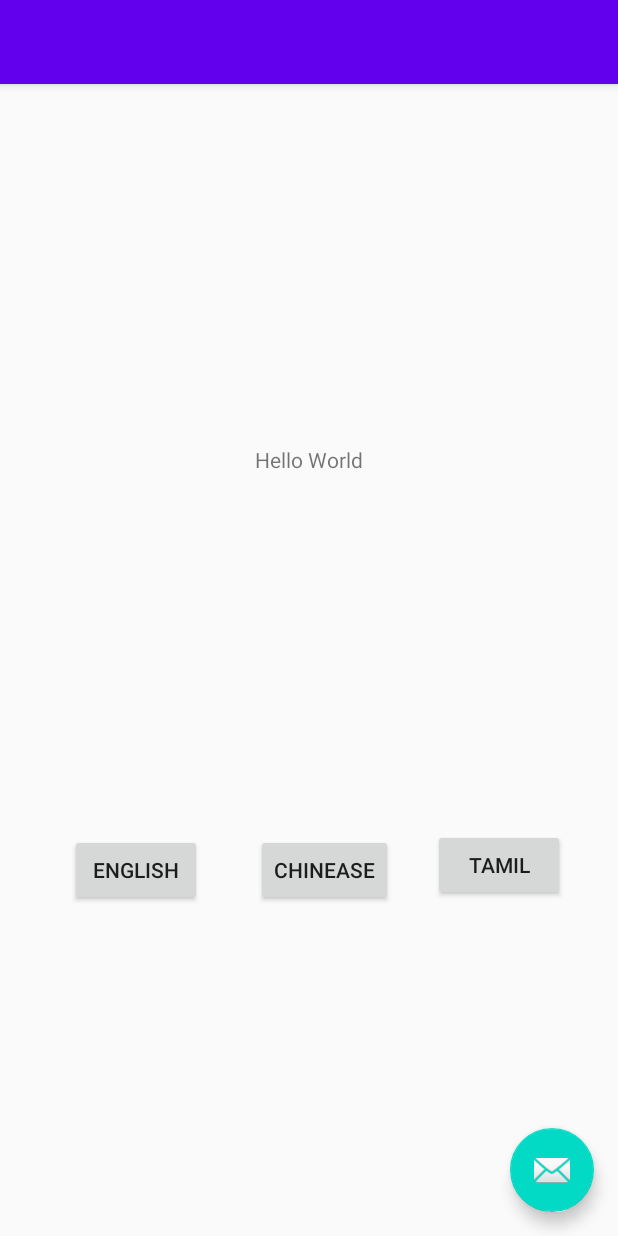
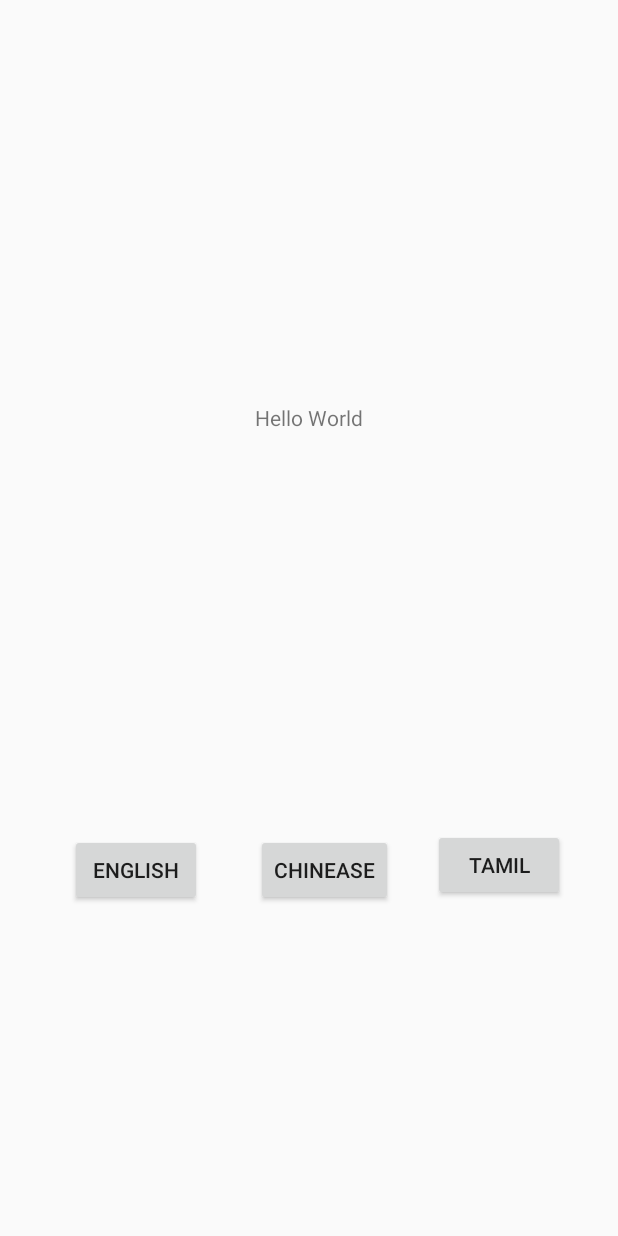
Before and after one commit to kandragu/multilingual, an Android app: the layout activity_main.xml on its own in the app's theme, with its tools: preview values and no code run, on a phone screen of 412 x 824 dp. Run offline under Robolectric (Android 15) with nearby library versions, the phone set to English and light mode, and no system bars.

```diff
--- a/app/build.gradle
+++ b/app/build.gradle
@@ -8,7 +8,7 @@ android {
 
     defaultConfig {
         applicationId "com.bestgoodmove.multlingual"
-        minSdkVersion 15
+        minSdkVersion 19
         targetSdkVersion 28
         versionCode 1
         versionName "1.0"
--- a/app/src/main/java/com/bestgoodmove/multlingual/FirstFragment.kt
+++ /dev/null
@@ -1,31 +0,0 @@
-package com.bestgoodmove.multlingual
-
-import android.os.Bundle
-import androidx.fragment.app.Fragment
-import android.view.LayoutInflater
-import android.view.View
-import android.view.ViewGroup
-import android.widget.Button
-import androidx.navigation.fragment.findNavController
-
-/**
- * A simple [Fragment] subclass as the default destination in the navigation.
- */
-class FirstFragment : Fragment() {
-
-    override fun onCreateView(
-            inflater: LayoutInflater, container: ViewGroup?,
-            savedInstanceState: Bundle?
-    ): View? {
-        // Inflate the layout for this fragment
-        return inflater.inflate(R.layout.fragment_first, container, false)
-    }
-
-    override fun onViewCreated(view: View, savedInstanceState: Bundle?) {
-        super.onViewCreated(view, savedInstanceState)
-
-       /* view.findViewById<Button>(R.id.button_first).setOnClickListener {
-            findNavController().navigate(R.id.action_FirstFragment_to_SecondFragment)
-        }*/
-    }
-}
--- a/app/src/main/res/layout/activity_main.xml
+++ b/app/src/main/res/layout/activity_main.xml
@@ -1,33 +1,51 @@
 <?xml version="1.0" encoding="utf-8"?>
-<androidx.coordinatorlayout.widget.CoordinatorLayout xmlns:android="http://schemas.android.com/apk/res/android"
+<androidx.constraintlayout.widget.ConstraintLayout xmlns:android="http://schemas.android.com/apk/res/android"
     xmlns:app="http://schemas.android.com/apk/res-auto"
     xmlns:tools="http://schemas.android.com/tools"
     android:layout_width="match_parent"
     android:layout_height="match_parent"
-    tools:context=".MainActivity">
+    tools:context=".FirstFragment">
 
-    <com.google.android.material.appbar.AppBarLayout
-        android:layout_width="match_parent"
-        android:layout_height="wrap_content"
-        android:theme="@style/AppTheme.AppBarOverlay">
-
-        <androidx.appcompat.widget.Toolbar
-            android:id="@+id/toolbar"
-            android:layout_width="match_parent"
-            android:layout_height="?attr/actionBarSize"
-            android:background="?attr/colorPrimary"
-            app:popupTheme="@style/AppTheme.PopupOverlay" />
-
-    </com.google.android.material.appbar.AppBarLayout>
-
-    <com.google.android.material.floatingactionbutton.FloatingActionButton
-        android:id="@+id/fab"
+    <Button
+        android:id="@+id/button_first"
         android:layout_width="wrap_content"
         android:layout_height="wrap_content"
-        android:layout_gravity="bottom|end"
-        android:layout_margin="@dimen/fab_margin"
-        app:srcCompat="@android:drawable/ic_dialog_email" />
+        android:layout_marginBottom="220dp"
+        android:text="@string/english"
+        app:layout_constraintBottom_toBottomOf="parent"
+        app:layout_constraintEnd_toEndOf="parent"
+        app:layout_constraintHorizontal_bias="0.145"
+        app:layout_constraintStart_toStartOf="parent" />
 
-    <include layout="@layout/content_main" />
+    <TextView
+        android:id="@+id/textview_first"
+        android:layout_width="wrap_content"
+        android:layout_height="wrap_content"
+        android:text="@string/hello_world"
+        app:layout_constraintBottom_toTopOf="@id/button_first"
+        app:layout_constraintEnd_toEndOf="parent"
+        app:layout_constraintStart_toStartOf="parent"
+        app:layout_constraintTop_toTopOf="parent" />
 
-</androidx.coordinatorlayout.widget.CoordinatorLayout>
+    <Button
+        android:id="@+id/button_chinese"
+        android:layout_width="wrap_content"
+        android:layout_height="wrap_content"
+        android:layout_marginStart="36dp"
+        android:layout_marginLeft="36dp"
+        android:layout_marginBottom="220dp"
+        android:text="@string/chinese"
+        app:layout_constraintBottom_toBottomOf="parent"
+        app:layout_constraintStart_toEndOf="@+id/button_first" />
+
+    <Button
+        android:id="@+id/button_tamil"
+        android:layout_width="wrap_content"
+        android:layout_height="wrap_content"
+        android:layout_marginEnd="35dp"
+        android:layout_marginRight="35dp"
+        android:layout_marginBottom="223dp"
+        android:text="@string/tamil"
+        app:layout_constraintBottom_toBottomOf="parent"
+        app:layout_constraintEnd_toEndOf="parent" />
+</androidx.constraintlayout.widget.ConstraintLayout>
```
Also changed, not shown: app/src/main/java/com/bestgoodmove/multlingual/Helper.kt (added, +66 -0 lines), app/src/main/java/com/bestgoodmove/multlingual/MainActivity.kt (+82 -9 lines), app/src/main/java/com/bestgoodmove/multlingual/SecondFragment.kt (deleted, +0 -31 lines), 2 other files.
